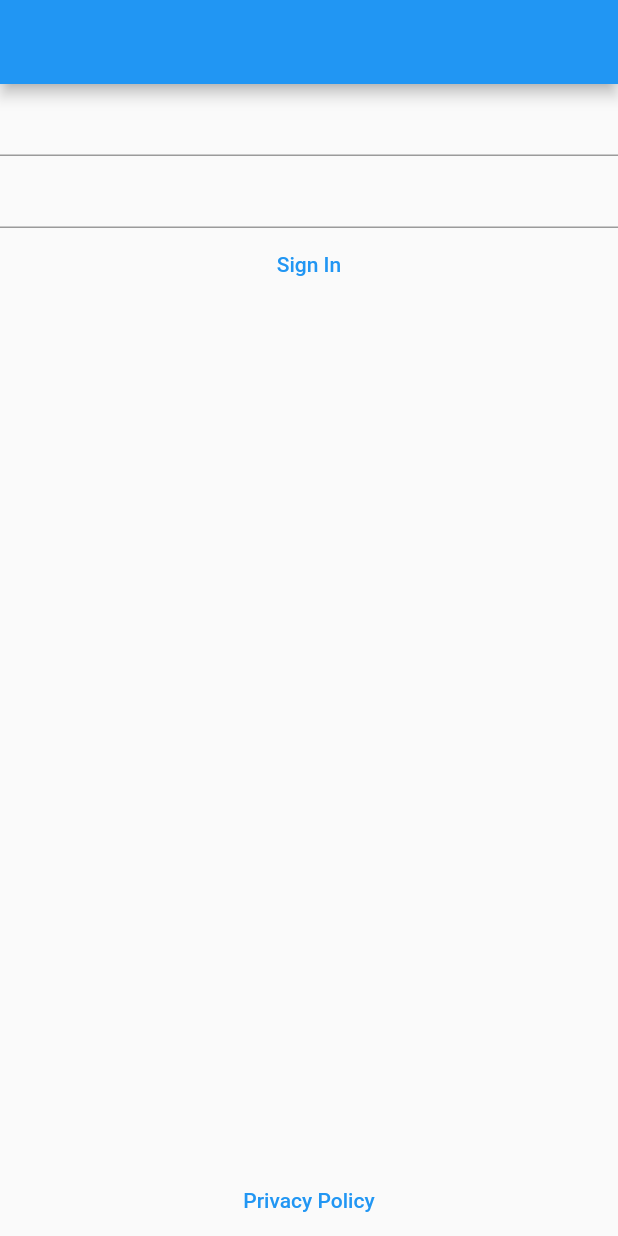
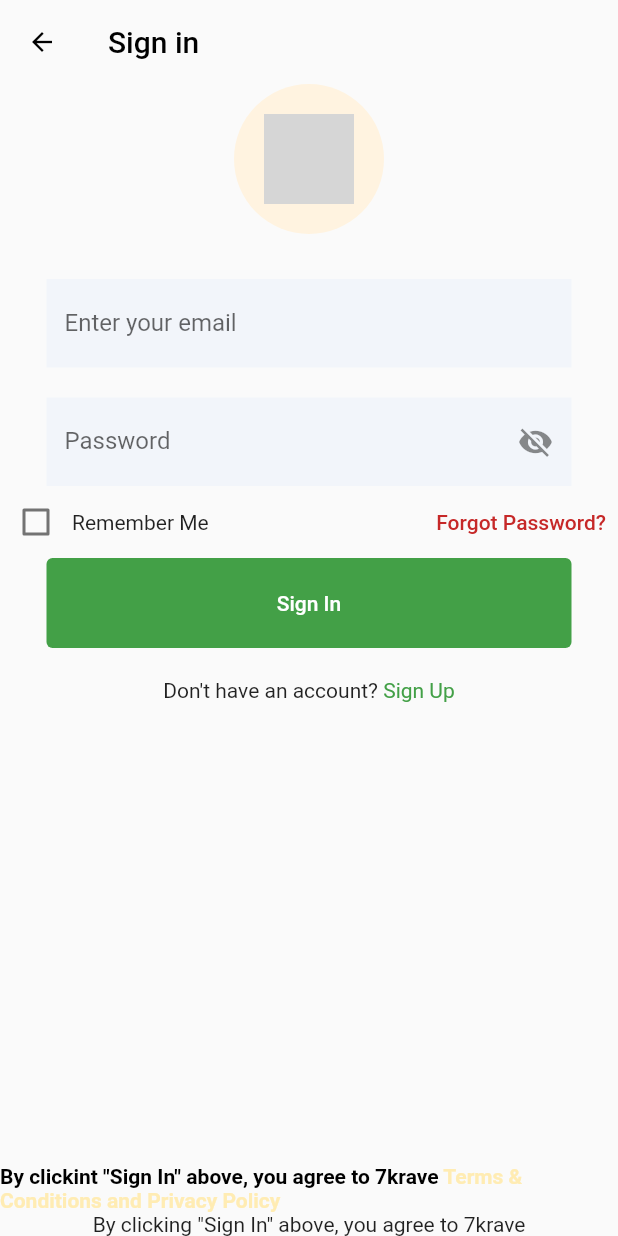
Before and after one commit to Ananya-Bhardwaj/AppDev-Login-Page, a Flutter app: the screen it shows after launch, after a tap on "Continue with Email", on a phone screen of 412 x 824 dp. Run offline on Flutter 3.47's test engine with Material 2 defaults, Android fonts, the phone set to English and light mode, and no system bars; network calls fail; grey boxes are pictures that could not be loaded.

Commit message:
Completed the pages

```diff
--- a/lib/Email.dart
+++ b/lib/Email.dart
@@ -7,30 +7,131 @@ class EmailPage extends StatefulWidget {
   State<EmailPage> createState() => _MyWidgetState();
 }
 
+Icon eye = Icon(Icons.visibility_off_outlined);
+bool isChecked = false;
+
 class _MyWidgetState extends State<EmailPage> {
   @override
   Widget build(BuildContext context) {
     return MaterialApp(
       home: Scaffold(
-        appBar: AppBar(),
-        body: Column(children: [
-          Container(),
-          TextField(),
-          TextField(),
-          Row(),
-          TextButton(onPressed: (){},
-          child: Text('Sign In')),
-          Row(
-            children: [
-              Text(''),
-              Text(''),
-            ],
+        appBar: AppBar(
+          elevation: 0,
+          backgroundColor: Colors.grey[50],
+          leading: IconButton(
+            onPressed: () {},
+            icon: Icon(
+              Icons.arrow_back_sharp,
+              size: 20,
+              color: Colors.black,
+            ),
+            highlightColor: Color.fromARGB(255, 217, 230, 239),
           ),
-          Expanded(child: Container()),
-          Text(''),
-          TextButton(onPressed: (){}, child: Text('Privacy Policy'))
+          //colors are not working how to add blue
+          title: Text(
+            'Sign in',
+            style: TextStyle(
+              color: Colors.black,
+            ),
+          ),
+        ),
+        body: Center(
+          child: Column(
+          children: [
+            Container(
+              height: 100,
+              width: 100,
+              padding: EdgeInsets.all(20),
+              decoration: BoxDecoration(
+                color: Colors.orange[50],
+                borderRadius: BorderRadius.circular(50),
+              ),
+              child:
+                  Image.network('https://www.7krave.com/img/7krave-logo.png'),
+            ),
+            SizedBox(height: 30,),
+            SizedBox(
+              width: 350,
+              child: const TextField(
+              decoration: InputDecoration(
+                labelText: 'Enter your email',
+                filled: true,
+                fillColor: Color.fromARGB(24, 166, 198, 252),
+                border: InputBorder.none,
+              ),
+            ),
+            ),
+            SizedBox(height: 20,),
+            SizedBox(
+              width: 350,
+              child: const TextField(
+              obscureText: true,
+              decoration: InputDecoration(
+                  labelText: 'Password',
+                  border: InputBorder.none,
+                  filled: true,
+                  fillColor: Color.fromARGB(24, 166, 198, 252),
+                  suffixIcon: Icon(Icons.visibility_off),
+            ),
+            ),
+            ),
+            Row(
+              children: [
+                Checkbox(
+                  value: isChecked,
+                  onChanged: (bool? value) {
+                    setState(() {
+                      isChecked = value!;
+                    });
+                  },),
+                Text('Remember Me'),
+                Expanded(child: Container()),
+                TextButton(onPressed: (){},
+                child: Text('Forgot Password?'),
+                style: TextButton.styleFrom(
+                  foregroundColor: Colors.red[800],
+                ),)
+              ],
+            ),
+            TextButton(
+              onPressed: () {},
+              child: Text('Sign In',
+              style: TextStyle(color: Colors.white),),
+              style: TextButton.styleFrom(
+                backgroundColor: Colors.green[600],
+                fixedSize: Size(350, 60),
+              ),
+              ),
+              SizedBox(height: 20,),
+            Row(
+              mainAxisAlignment: MainAxisAlignment.center,
+              children: [
+                Text("Don't have an account? "),
+                Text('Sign Up',
+                style: TextStyle(
+                  color: Colors.green[600],
+                ),
+                ),
+              ],
+            ),
+            Expanded(child: Container()),
+            RichText(
+                text: TextSpan(
+                    style: TextStyle(
+                        fontWeight: FontWeight.bold, color: Colors.black),
+                    children: [
+                  TextSpan(
+                      text:
+                          'By clickint "Sign In" above, you agree to 7krave '),
+                  TextSpan(
+                      text: 'Terms & Conditions and Privacy Policy',
+                      style: TextStyle(color: Colors.amber[100])),
+                ])),
+            Text('By clicking "Sign In" above, you agree to 7krave'),
         ],
         ),
+        )
+
       ),
     );
   }
--- a/lib/Home.dart
+++ b/lib/Home.dart
@@ -94,15 +94,15 @@ class _HomeState extends State<HomePage> {
                   onPressed: () {},
                   style: TextButton.styleFrom(
                       foregroundColor: Colors.white,
-                      backgroundColor: Color(0xFF4285F4),
+                      backgroundColor: Color(0xFF5865F2),
                       fixedSize: Size(300, 50)),
                   child: Container(
                     width: 300,
                     child: Row(
                       mainAxisAlignment: MainAxisAlignment.center,
                       children: [
-                        const Icon(Icons.g_translate_rounded),
-                        const Text('Continue with Google'),
+                        const Icon(Icons.discord),
+                        const Text('Continue with Discord'),
                       ],
                     ),
                   )),
@@ -157,7 +157,7 @@ class _HomeState extends State<HomePage> {
                           'By click "Continue with Email/Apple/Google/Facebook" above, you agree to 7krave '),
                   TextSpan(
                       text: 'Terms and Conditions & Privacy Policy',
-                      style: TextStyle(color: Colors.yellow[400])),
+                      style: TextStyle(color: Colors.amber[100])),
                 ]))),
       ),
     );
--- a/pubspec.yaml
+++ b/pubspec.yaml
@@ -74,8 +74,7 @@ flutter:
   # "family" key with the font family name, and a "fonts" key with a
   # list giving the asset and other descriptors for the font. For
   # example:
-  # fonts:
-  #   - family: Schyler
+
   #     fonts:
   #       - asset: fonts/Schyler-Regular.ttf
   #       - asset: fonts/Schyler-Italic.ttf
```
Also changed, not shown: assets/flutterfont/fonts/flutterfont.svg (added), assets/flutterfont/fonts/flutterfont.ttf (added), 4 other files.
